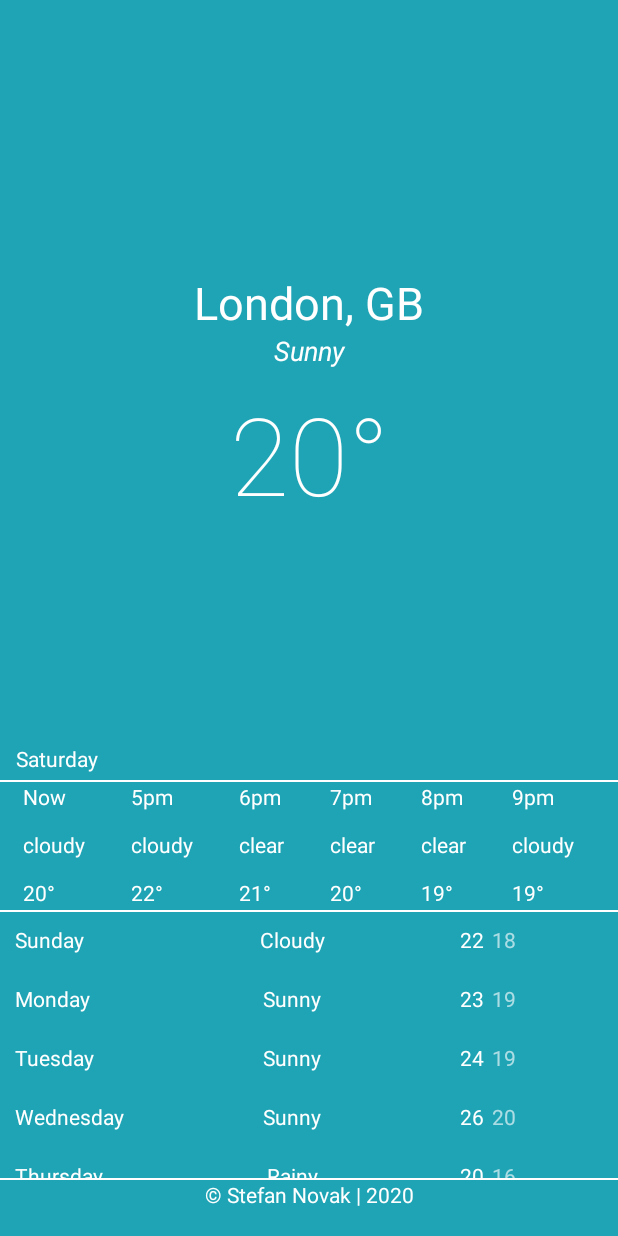
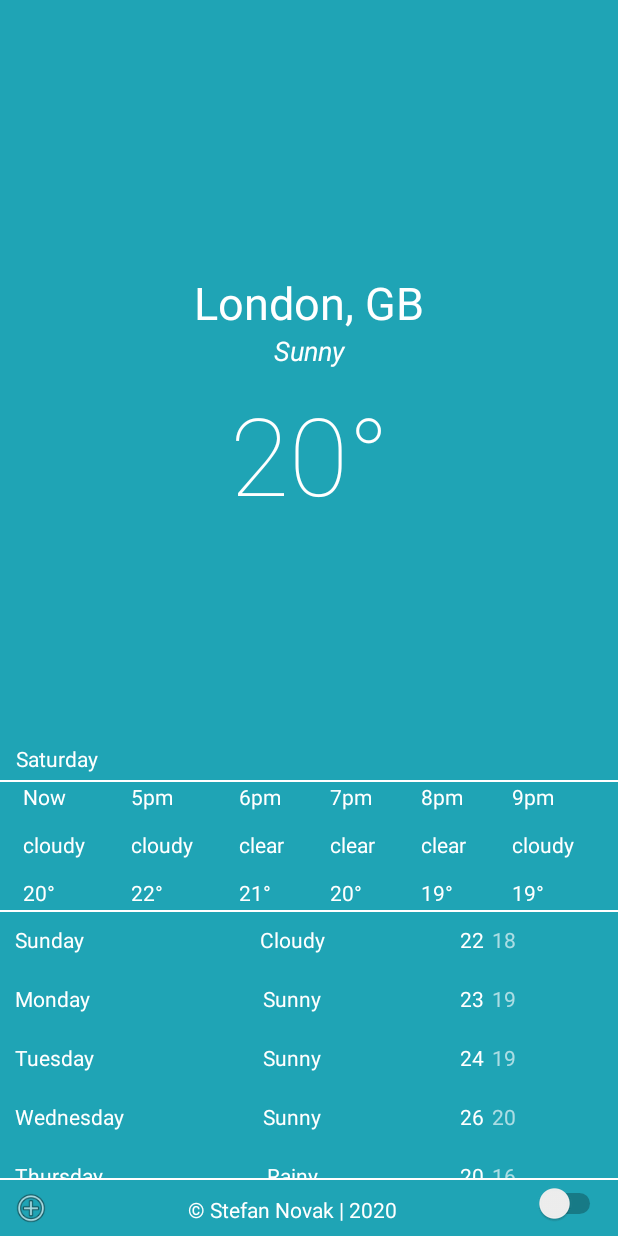
Before and after one commit to stefannovak/clear_weather, an Android app: the screen it shows after launch (MainActivity), on a phone screen of 412 x 824 dp. Run offline under Robolectric (Android 15) with nearby library versions, the phone set to English and light mode, and no system bars.

Commit message:
Update on the main view. Left button is fine, could be coloured better. Right switch needs to become a C/F switch. Footer text may or may not stay.

```diff
--- a/app/build.gradle
+++ b/app/build.gradle
@@ -29,6 +29,7 @@ dependencies {
     implementation 'androidx.core:core-ktx:1.3.0'
     implementation 'androidx.appcompat:appcompat:1.1.0'
     implementation 'androidx.constraintlayout:constraintlayout:1.1.3'
+    implementation 'com.google.android.material:material:1.1.0'
     testImplementation 'junit:junit:4.12'
     androidTestImplementation 'androidx.test.ext:junit:1.1.1'
     androidTestImplementation 'androidx.test.espresso:espresso-core:3.2.0'
--- a/app/src/main/res/layout/activity_main.xml
+++ b/app/src/main/res/layout/activity_main.xml
@@ -535,14 +535,36 @@
 
     <TextView
         android:id="@+id/footerView"
-        android:layout_width="0dp"
-        android:layout_height="37dp"
+        android:layout_width="308dp"
+        android:layout_height="29dp"
+        android:layout_marginBottom="8dp"
+        android:gravity="bottom|center"
         android:text="@string/footerText"
-        android:textAlignment="center"
         android:textColor="#fff"
         app:layout_constraintBottom_toBottomOf="parent"
-        app:layout_constraintEnd_toEndOf="parent"
-        app:layout_constraintHorizontal_bias="1.0"
-        app:layout_constraintStart_toStartOf="parent" />
+        app:layout_constraintEnd_toStartOf="@+id/temperatureSwitch"
+        app:layout_constraintStart_toEndOf="@+id/newLocationButton" />
+
+    <Switch
+        android:id="@+id/temperatureSwitch"
+        android:layout_width="wrap_content"
+        android:layout_height="wrap_content"
+        android:layout_marginEnd="8dp"
+        android:layout_marginBottom="8dp"
+        app:layout_constraintBottom_toBottomOf="parent"
+        app:layout_constraintEnd_toEndOf="parent" />
+
+    <Button
+        android:id="@+id/newLocationButton"
+        android:layout_width="25dp"
+        android:layout_height="25dp"
+        android:layout_marginStart="8dp"
+        android:layout_marginTop="8dp"
+        android:layout_marginBottom="8dp"
+        android:background="@android:drawable/ic_menu_add"
+        app:layout_constraintBottom_toBottomOf="parent"
+        app:layout_constraintStart_toStartOf="parent"
+        app:layout_constraintTop_toBottomOf="@+id/dailyForecast" />
+
 
 </androidx.constraintlayout.widget.ConstraintLayout>
```
